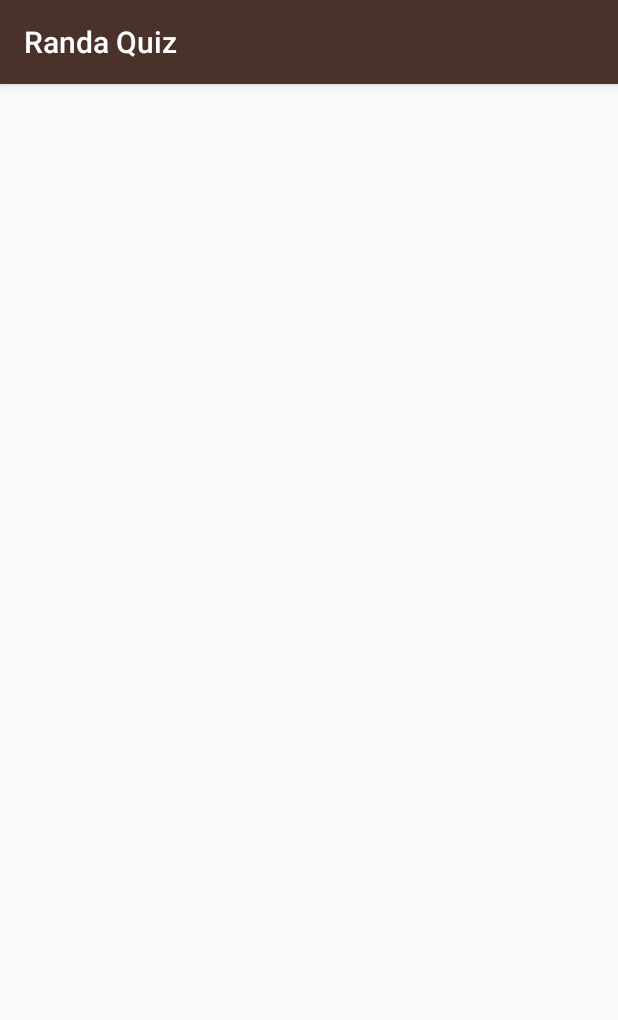
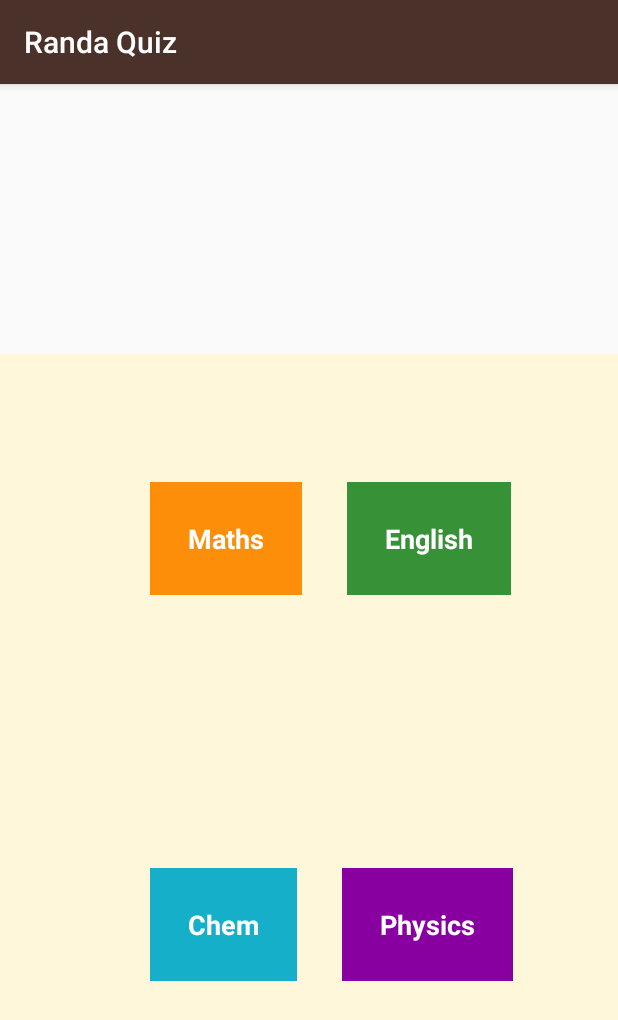
Before and after one commit to adolphchris19/challengeTwo, an Android app: the screen it shows after launch (MainActivity before the commit, firstScreen after it), on a phone screen of 412 x 824 dp. Shown: the top 1020 px of the screen. Run offline under Robolectric (Android 15) with nearby library versions, the phone set to English and light mode, and no system bars.

Commit message:
made few changes. In beta stage currently, awaiting final commit

```diff
--- a/app/build.gradle
+++ b/app/build.gradle
@@ -23,6 +23,7 @@ dependencies {
     implementation 'com.android.support:appcompat-v7:27.1.1'
     implementation 'com.android.support:cardview-v7:27.1.1'
     implementation 'com.android.support:design:27.1.1'
+    implementation 'pl.droidsonroids.gif:android-gif-drawable:1.2.4'
     implementation 'com.android.support.constraint:constraint-layout:1.1.2'
     testImplementation 'junit:junit:4.12'
     androidTestImplementation 'com.android.support.test:runner:1.0.2'
--- a/app/src/main/java/com/example/android/randaquiz/MainActivity.java
+++ b/app/src/main/java/com/example/android/randaquiz/MainActivity.java
@@ -1,7 +1,9 @@
 package com.example.android.randaquiz;
 
+import android.content.Intent;
 import android.support.v7.app.AppCompatActivity;
 import android.os.Bundle;
+import android.os.Handler;
 
 public class MainActivity extends AppCompatActivity {
 
@@ -10,66 +12,18 @@ public class MainActivity extends AppCompatActivity {
         super.onCreate(savedInstanceState);
         setContentView(R.layout.activity_main);
 
-        // Find the View that shows the Mathematics category
-        android.widget.TextView mathematics = (android.widget.TextView) findViewById(R.id.mathematics);
-
-        // Set a click listener on that View
-        mathematics.setOnClickListener(new android.view.View.OnClickListener() {
-
-            // The code in this method will be executed when the numbers View is clicked on.
-            @Override
-            public void onClick(android.view.View view) {
-                android.content.Intent mathematicsIntent = new android.content.Intent(MainActivity.this, MathematicsActivity.class);
-                startActivity(mathematicsIntent);
-            }
-        });
-
-
-        // Find the View that shows the English category
-        android.widget.TextView english = (android.widget.TextView) findViewById(R.id.english);
-
-        // Set a click listener on that View
-        english.setOnClickListener(new android.view.View.OnClickListener() {
-
-            // The code in this method will be executed when the numbers View is clicked on.
-            @Override
-            public void onClick(android.view.View view) {
-                android.content.Intent englishIntent = new android.content.Intent(MainActivity.this, EnglishActivity.class);
-                startActivity(englishIntent);
-            }
-        });
-
-
-        // Find the View that shows the Mathematics category
-        android.widget.TextView physics = (android.widget.TextView) findViewById(R.id.physics);
-
-        // Set a click listener on that View
-        physics.setOnClickListener(new android.view.View.OnClickListener() {
-
-            // The code in this method will be executed when the numbers View is clicked on.
-            @Override
-            public void onClick(android.view.View view) {
-                android.content.Intent physicsIntent = new android.content.Intent(MainActivity.this, PhysicsActivity.class);
-                startActivity(physicsIntent);
-            }
-        });
-
-
-        // Find the View that shows the Mathematics category
-        android.widget.TextView chemistry = (android.widget.TextView) findViewById(R.id.chemistry);
-
-        // Set a click listener on that View
-       chemistry.setOnClickListener(new android.view.View.OnClickListener() {
-
-            // The code in this method will be executed when the numbers View is clicked on.
-            @Override
-            public void onClick(android.view.View view) {
-                android.content.Intent chemistryIntent = new android.content.Intent(MainActivity.this, ChemistryActivity.class);
-                startActivity(chemistryIntent);
-            }
-        });
 
 
 
+        final Handler handler = new Handler();
+        handler.postDelayed(new Runnable() {
+            public void run() {
+
+                Intent mInHome = new Intent (MainActivity.this, firstScreen.class);
+                MainActivity.this.startActivity(mInHome);
+                MainActivity.this.finish();
+            }
+        }, 4000);
+
     }
 }
--- /dev/null
+++ b/app/src/main/java/com/example/android/randaquiz/firstScreen.java
@@ -0,0 +1,78 @@
+package com.example.android.randaquiz;
+
+import android.content.Intent;
+import android.support.v7.app.AppCompatActivity;
+import android.os.Bundle;
+import android.view.View;
+import android.widget.TextView;
+
+public class firstScreen extends AppCompatActivity {
+
+    @Override
+    protected void onCreate(Bundle savedInstanceState) {
+        super.onCreate(savedInstanceState);
+        setContentView(R.layout.activity_first_screen);
+
+        // Find the View that shows the Mathematics category
+        TextView mathematics = findViewById(R.id.mathematics);
+
+
+        mathematics.setOnClickListener(new View.OnClickListener() {
+
+            // The code in this method will be executed when the numbers View is clicked on.
+            @Override
+            public void onClick(android.view.View view) {
+                android.content.Intent mathematicsIntent = new android.content.Intent(firstScreen.this, MathematicsActivity.class);
+                startActivity(mathematicsIntent);
+            }
+        });
+
+
+        // Find the View that shows the English category
+        android.widget.TextView english = (android.widget.TextView) findViewById(R.id.english);
+
+        // Set a click listener on that View
+        english.setOnClickListener(new android.view.View.OnClickListener() {
+
+            // The code in this method will be executed when the numbers View is clicked on.
+            @Override
+            public void onClick(android.view.View view) {
+                android.content.Intent englishIntent = new android.content.Intent(firstScreen.this, EnglishActivity.class);
+                startActivity(englishIntent);
+            }
+        });
+
+
+        // Find the View that shows the Mathematics category
+        android.widget.TextView physics = (android.widget.TextView) findViewById(R.id.physics);
+
+        // Set a click listener on that View
+        physics.setOnClickListener(new android.view.View.OnClickListener() {
+
+            // The code in this method will be executed when the numbers View is clicked on.
+            @Override
+            public void onClick(android.view.View view) {
+                android.content.Intent physicsIntent = new android.content.Intent(firstScreen.this, PhysicsActivity.class);
+                startActivity(physicsIntent);
+            }
+        });
+
+
+        // Find the View that shows the Mathematics category
+        android.widget.TextView chemistry = (android.widget.TextView) findViewById(R.id.chemistry);
+
+        // Set a click listener on that View
+       chemistry.setOnClickListener(new android.view.View.OnClickListener() {
+
+            // The code in this method will be executed when the numbers View is clicked on.
+            @Override
+            public void onClick(android.view.View view) {
+                android.content.Intent chemistryIntent = new android.content.Intent(firstScreen.this, ChemistryActivity.class);
+                startActivity(chemistryIntent);
+            }
+        });
+
+
+
+    }
+}
--- a/app/src/main/res/layout/activity_chemistry.xml
+++ b/app/src/main/res/layout/activity_chemistry.xml
@@ -855,6 +855,7 @@
                 android:layout_weight="1"
                 android:onClick="previousPage"
                 android:text="@string/previous"
+                android:textColor="@color/white"
                 android:visibility="gone"
                 android:layout_marginLeft="5dp"
                 android:layout_marginStart="5dp"
@@ -867,6 +868,7 @@
                 android:layout_weight="1"
                 android:onClick="nextPage"
                 android:text="@string/next"
+                android:textColor="@color/white"
                 android:visibility="gone"
                 android:layout_marginLeft="5dp"
                 android:layout_marginStart="5dp"
--- a/app/src/main/res/layout/activity_english.xml
+++ b/app/src/main/res/layout/activity_english.xml
@@ -539,6 +539,7 @@
                 android:layout_weight="1"
                 android:onClick="previousPage"
                 android:text="@string/previous"
+                android:textColor="@color/white"
                 android:visibility="gone"
                 android:layout_marginLeft="5dp"
                 android:layout_marginStart="5dp"
@@ -552,6 +553,7 @@
                 android:onClick="nextPage"
                 android:text="@string/next"
                 android:visibility="gone"
+                android:textColor="@color/white"
                 android:layout_marginLeft="5dp"
                 android:layout_marginStart="5dp"
                 android:background="@drawable/next"/>
--- /dev/null
+++ b/app/src/main/res/layout/activity_first_screen.xml
@@ -0,0 +1,69 @@
+<?xml version="1.0" encoding="utf-8"?>
+
+<RelativeLayout
+    xmlns:android="http://schemas.android.com/apk/res/android"
+    xmlns:tools="http://schemas.android.com/tools"
+    android:layout_width="match_parent"
+    android:layout_height="match_parent"
+    android:padding="30dp"
+    android:layout_marginTop="120dp"
+    android:layout_gravity="center"
+    android:gravity="center"
+    android:background="@color/tan_background"
+    tools:context="com.example.android.randaquiz.MainActivity">
+
+    <TextView
+        android:id="@+id/mathematics"
+        style="@style/CategoryStyle"
+        android:layout_height="wrap_content"
+        android:layout_marginStart="30dp"
+        android:layout_width="wrap_content"
+        android:layout_marginTop="55dp"
+        android:padding="25dp"
+        android:textAlignment="center"
+        android:background="@color/category_mathematics"
+        android:text="@string/category_mathematics" />
+
+    <TextView
+        android:id="@+id/english"
+        style="@style/CategoryStyle"
+        android:layout_marginTop="55dp"
+        android:layout_toEndOf="@id/mathematics"
+        android:layout_height="wrap_content"
+        android:layout_width="wrap_content"
+        android:padding="25dp"
+        android:layout_marginStart="30dp"
+        android:textAlignment="center"
+        android:background="@color/category_english"
+        android:text="@string/category_english" />
+
+    <TextView
+        android:id="@+id/chemistry"
+        style="@style/CategoryStyle"
+        android:layout_height="wrap_content"
+        android:layout_width="wrap_content"
+        android:layout_marginStart="30dp"
+        android:layout_alignParentBottom="true"
+        android:padding="25dp"
+        android:layout_marginBottom="200dp"
+        android:textAlignment="center"
+        android:background="@color/category_chemistry"
+        android:text="@string/category_chemistry" />
+
+
+    <TextView
+        android:id="@+id/physics"
+        style="@style/CategoryStyle"
+        android:layout_alignParentBottom="true"
+        android:layout_toEndOf="@id/chemistry"
+        android:layout_height="wrap_content"
+        android:layout_width="wrap_content"
+        android:padding="25dp"
+        android:layout_marginStart="30dp"
+        android:layout_marginBottom="200dp"
+        android:textAlignment="center"
+        android:background="@color/category_physics"
+        android:text="@string/category_physics" />
+
+
+</RelativeLayout>
--- a/app/src/main/res/layout/activity_mathematics.xml
+++ b/app/src/main/res/layout/activity_mathematics.xml
@@ -855,6 +855,7 @@
                 android:layout_weight="1"
                 android:onClick="previousPage"
                 android:text="@string/previous"
+                android:textColor="@color/white"
                 android:visibility="gone"
                 android:layout_marginLeft="5dp"
                 android:layout_marginStart="5dp"
@@ -867,6 +868,7 @@
                 android:layout_weight="1"
                 android:onClick="nextPage"
                 android:text="@string/next"
+                android:textColor="@color/white"
                 android:visibility="gone"
                 android:layout_marginLeft="5dp"
                 android:layout_marginStart="5dp"
--- a/app/src/main/res/layout/activity_physics.xml
+++ b/app/src/main/res/layout/activity_physics.xml
@@ -855,6 +855,7 @@
                 android:layout_weight="1"
                 android:onClick="previousPage"
                 android:text="@string/previous"
+                android:textColor="@color/white"
                 android:visibility="gone"
                 android:layout_marginLeft="5dp"
                 android:layout_marginStart="5dp"
@@ -867,6 +868,7 @@
                 android:layout_weight="1"
                 android:onClick="nextPage"
                 android:text="@string/next"
+                android:textColor="@color/white"
                 android:visibility="gone"
                 android:layout_marginLeft="5dp"
                 android:layout_marginStart="5dp"
--- a/app/src/main/res/values/strings.xml
+++ b/app/src/main/res/values/strings.xml
@@ -5,13 +5,13 @@
 
     <string name="heading">Welcome</string>
 
-    <string name="category_chemistry">Chemistry</string>
+    <string name="category_chemistry">Chem</string>
 
     <string name="category_physics">Physics</string>
 
-    <string name="category_mathematics">Mathematics</string>
+    <string name="category_mathematics">Maths</string>
 
-    <string name="category_english">English Language</string>
+    <string name="category_english">English</string>
 
     <!-- All the texts used in the about me Page-->
     <string name="myself">"@"adolphchris19</string>
@@ -27,6 +27,8 @@
     <string name="country">Nigerian</string>
     <string name="finish">Finish</string>
     <!--End of the texts used-->
+
+    <string name="loading"> Please wait, while we set up your environment</string>
 
     <!--Chemistry starts here-->
     <string name="title">Chemistry Quiz</string>
@@ -92,7 +94,6 @@
     <string name="ans9">The correct answers are Nuclear Fission and Nuclear Fusion only </string>
     <string name="ans10"> The correct answer is Acid </string>
     <!--Chemistry Ends Here-->
-
 
 
     <!--Physics Questions Start here-->
@@ -244,7 +245,6 @@
     <!--Mathematics Question ends here-->
 
 
-
     <!--English starts here-->
     <string name="englishTitle">English Quiz</string>
 
@@ -326,5 +326,4 @@
     <string name="previous">Previous</string>
     <string name="results">Your Total score is %1$d</string>
 
-</resources>
-<!--String Resources Ends-->
+</resources><!--String Resources Ends-->
--- a/build.gradle
+++ b/build.gradle
@@ -5,6 +5,7 @@ buildscript {
     repositories {
         google()
         jcenter()
+        mavenCentral()
     }
     dependencies {
         classpath 'com.android.tools.build:gradle:3.1.2'
```
Also changed, not shown: app/src/main/AndroidManifest.xml (+5 -6 lines), app/src/main/res/layout/activity_main.xml (+22 -58 lines), app/src/main/res/drawable/prog.gif (added), app/src/main/res/drawable/second.gif (added).
